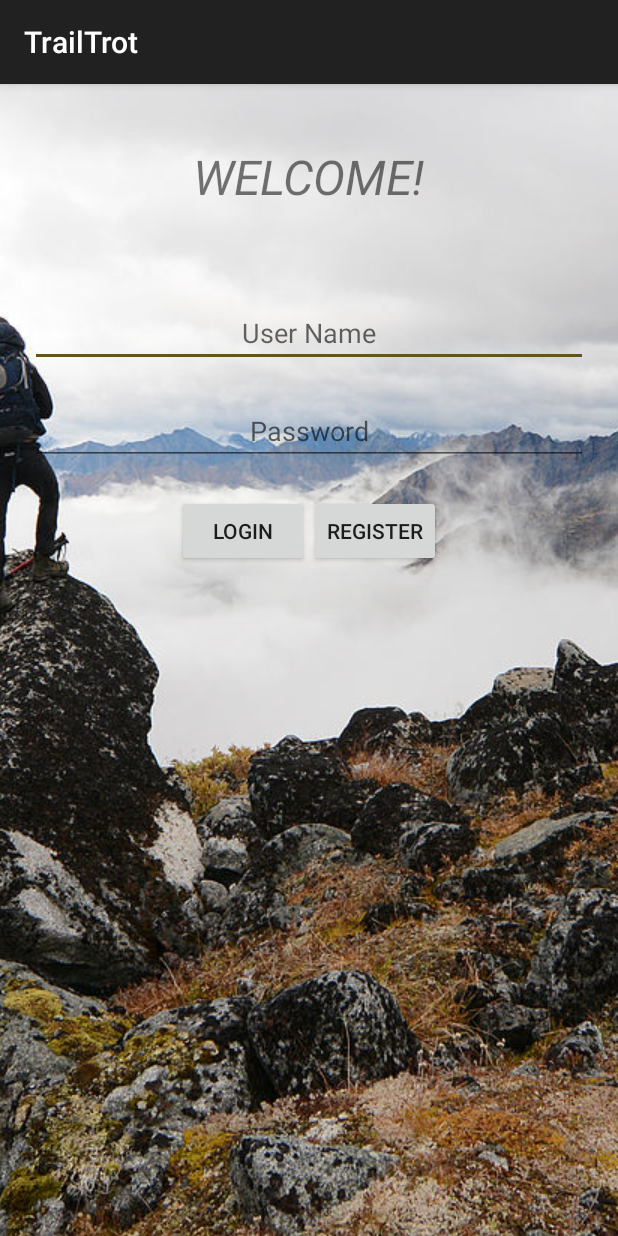
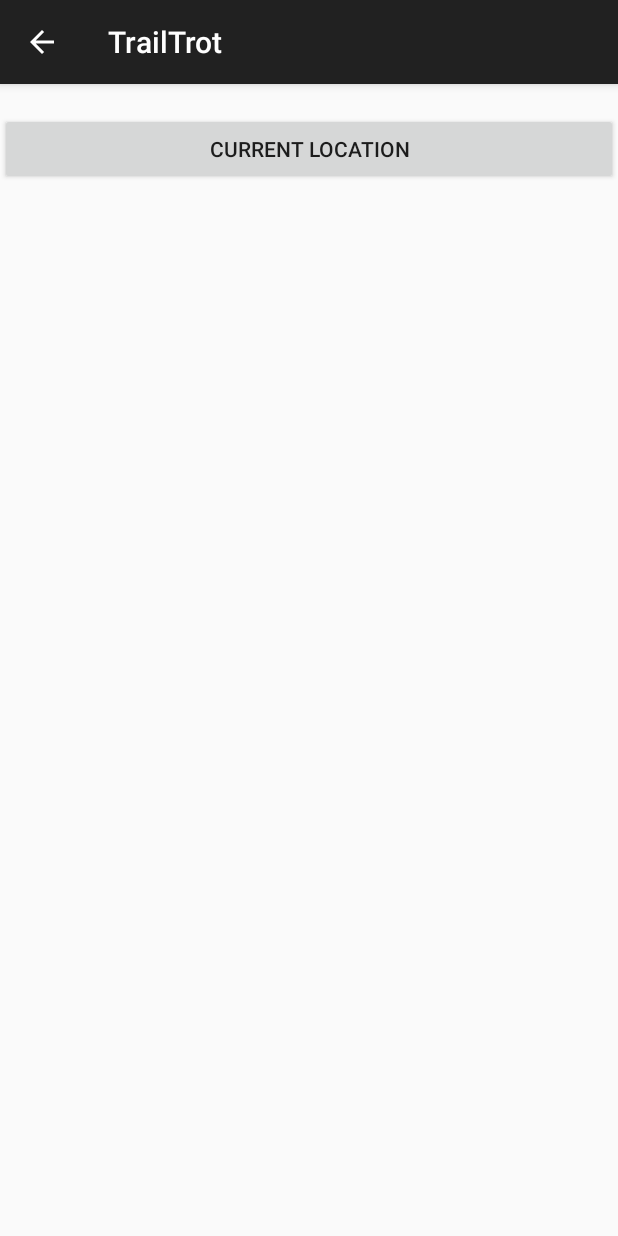
Before and after one commit to al-hy/TrailTrot, an Android app: the screen it shows after launch (MainActivity before the commit, DisplayMessageActivity after it), after a tap on "LOGIN", on a phone screen of 412 x 824 dp. Run offline under Robolectric (Android 15) with nearby library versions, the phone set to English and light mode, and no system bars.

Commit message:
Example Activity added.

```diff
--- /dev/null
+++ b/app/src/main/java/com/example/ahy/myapplication/DisplayMessageActivity.java
@@ -0,0 +1,24 @@
+package com.example.ahy.myapplication;
+
+import android.content.Intent;
+import android.os.Bundle;
+import android.support.v7.app.AppCompatActivity;
+import android.util.Log;
+import android.widget.TextView;
+
+public class DisplayMessageActivity extends AppCompatActivity{
+
+    @Override
+    protected void onCreate(Bundle savedInstanceState) {
+        super.onCreate(savedInstanceState);
+        setContentView(R.layout.activity_display_message);
+
+        Intent intent = getIntent();
+        String message = intent.getStringExtra(MainActivity.EXTRA_MESSAGE);
+
+        TextView textView = (TextView) findViewById(R.id.displayText);
+        textView.setText(message);
+
+    }
+
+}
--- a/app/src/main/java/com/example/ahy/myapplication/MainActivity.java
+++ b/app/src/main/java/com/example/ahy/myapplication/MainActivity.java
@@ -1,6 +1,7 @@
 package com.example.ahy.myapplication;
 
 import android.annotation.TargetApi;
+import android.content.Intent;
 import android.os.Build;
 import android.support.v7.app.AppCompatActivity;
 import android.os.Bundle;
@@ -11,8 +12,11 @@ import android.widget.Toast;
 
 public class MainActivity extends AppCompatActivity {
 
+    public static final String EXTRA_MESSAGE = "com.example.ahy.myapplication.MESSAGE";
+
     @Override
     protected void onCreate(Bundle savedInstanceState) {
+
         super.onCreate(savedInstanceState);
         setContentView(R.layout.activity_main);
 
@@ -22,7 +26,8 @@ public class MainActivity extends AppCompatActivity {
         loginButton.setOnClickListener(new View.OnClickListener() {
             @Override
             public void onClick(View view) {
-                Toast.makeText(MainActivity.this, "Incorrect Login or Password!", Toast.LENGTH_SHORT).show();
+                //Toast.makeText(MainActivity.this, "Incorrect Login or Password!", Toast.LENGTH_SHORT).show();
+                sendMessage(view);
             }
         });
 
@@ -37,4 +42,12 @@ public class MainActivity extends AppCompatActivity {
         System.out.println(username.getText().toString());
     }
 
+    protected void sendMessage(View view) {
+        Intent intent = new Intent(this, DisplayMessageActivity.class);
+        EditText editText = (EditText) findViewById(R.id.username);
+        String message = editText.getText().toString();
+        intent.putExtra(EXTRA_MESSAGE, message);
+        startActivity(intent);
+    }
+
 }
--- /dev/null
+++ b/app/src/main/res/layout/activity_display_message.xml
@@ -0,0 +1,30 @@
+<?xml version="1.0" encoding="utf-8"?>
+<LinearLayout xmlns:android="http://schemas.android.com/apk/res/android"
+    xmlns:app="http://schemas.android.com/apk/res-auto"
+    xmlns:tools="http://schemas.android.com/tools"
+    android:layout_width="match_parent"
+    android:layout_height="match_parent"
+    tools:context="com.example.ahy.myapplication.DisplayMessageActivity"
+    android:orientation="vertical">
+
+    <!--<LinearLayout-->
+        <!--android:layout_width="match_parent"-->
+        <!--android:layout_height="wrap_content"-->
+        <!--android:gravity="center">-->
+
+
+    <!--</LinearLayout>-->
+
+
+    <TextView
+        android:layout_width="match_parent"
+        android:layout_height="wrap_content"
+        android:id="@+id/displayText" />
+
+    <Button
+        android:id="@+id/buttonGPSLocation"
+        android:layout_width="match_parent"
+        android:layout_height="wrap_content"
+        android:text="Current Location"/>
+
+</LinearLayout>
```
Also changed, not shown: app/src/debug/res/values/google_maps_api.xml (added, +26 -0 lines), app/src/main/AndroidManifest.xml (+8 -0 lines), 1 other file.
